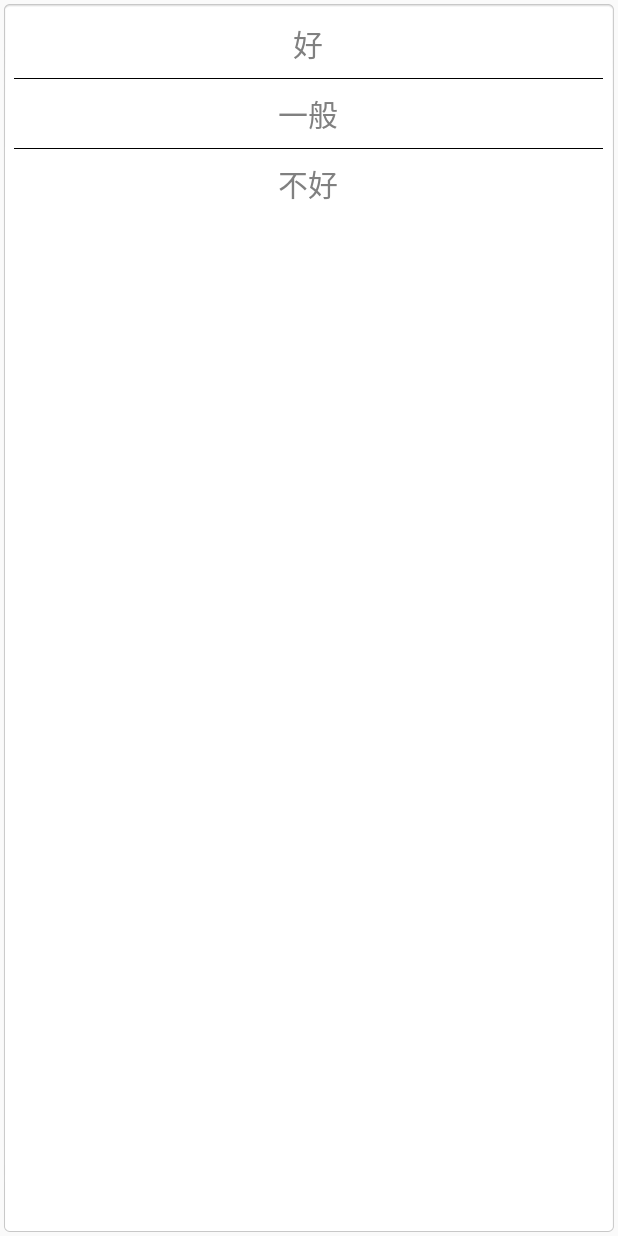
After one commit to chemoontheshy/android, an Android app: the layout layout_pop.xml on its own in the app's theme, with its tools: preview values and no code run, on a phone screen of 412 x 824 dp. The commit adds this screen. Run offline under Robolectric (Android 15) with nearby library versions, the phone set to English and light mode, and no system bars.

Commit message:
20200908

```diff
--- a/001/app/src/main/AndroidManifest.xml
+++ b/001/app/src/main/AndroidManifest.xml
@@ -11,7 +11,8 @@
         android:supportsRtl="true"
         android:theme="@style/AppTheme"
         tools:ignore="GoogleAppIndexingWarning">
-        <activity android:name=".CustomDialogActivity"></activity>
+        <activity android:name=".PopupWindowActivity"></activity>
+        <activity android:name=".CustomDialogActivity" />
         <activity android:name=".ProgressActivity" />
         <activity android:name=".MainActivity">
             <intent-filter>
--- a/001/app/src/main/res/layout/activity_ui.xml
+++ b/001/app/src/main/res/layout/activity_ui.xml
@@ -99,6 +99,12 @@
             android:layout_height="wrap_content"
             android:text="@string/btn_CustomDialog"
             android:textAllCaps="false"/>
+        <Button
+            android:id="@+id/toPopupWindow"
+            android:layout_width="match_parent"
+            android:layout_height="wrap_content"
+            android:text="@string/btn_PopupWindow"
+            android:textAllCaps="false"/>
 
 <!--        测试 ScrollView-->
 <!--        <Button-->
--- /dev/null
+++ b/001/app/src/main/res/layout/layout_pop.xml
@@ -0,0 +1,49 @@
+<?xml version="1.0" encoding="utf-8"?>
+<LinearLayout xmlns:android="http://schemas.android.com/apk/res/android"
+    android:layout_width="match_parent"
+    android:layout_height="match_parent"
+    android:background="@android:drawable/editbox_background_normal"
+    android:orientation="vertical">
+
+    <TextView
+        android:id="@+id/tv_good"
+        android:layout_width="match_parent"
+        android:layout_height="wrap_content"
+        android:textSize="20sp"
+        android:textColor="@color/colorGray"
+        android:text="@string/good"
+        android:gravity="center"
+        android:paddingTop="8dp"
+        android:paddingBottom="8dp" />
+
+    <View
+        android:layout_width="wrap_content"
+        android:layout_height="0.5dp"
+        android:background="@color/dividerBlock"/>
+    <TextView
+        android:id="@+id/tv_not_good"
+        android:layout_width="match_parent"
+        android:layout_height="wrap_content"
+        android:textSize="20sp"
+        android:textColor="@color/colorGray"
+        android:text="@string/pop_not_good"
+        android:gravity="center"
+        android:paddingTop="8dp"
+        android:paddingBottom="8dp" />
+    <View
+        android:layout_width="wrap_content"
+        android:layout_height="0.5dp"
+        android:background="@color/dividerBlock"/>
+    <TextView
+        android:id="@+id/tv_bad"
+        android:layout_width="match_parent"
+        android:layout_height="wrap_content"
+        android:textSize="20sp"
+        android:textColor="@color/colorGray"
+        android:text="@string/bad"
+        android:gravity="center"
+        android:paddingTop="8dp"
+        android:paddingBottom="8dp" />
+
+
+</LinearLayout>
--- a/001/app/src/main/res/values/strings.xml
+++ b/001/app/src/main/res/values/strings.xml
@@ -65,4 +65,9 @@
     <string name="cancel">取消</string>
     <string name="confirm">确定</string>
     <string name="message">删除？</string>
+    <string name="btn_PopupWindow">PopupWindow</string>
+    <string name="Pop">Pop</string>
+    <string name="good">好</string>
+    <string name="pop_not_good">一般</string>
+    <string name="bad">不好</string>
 </resources>
```
Also changed, not shown: 001/app/src/main/java/com/qchenmo/a001/PopupWindowActivity.java (added, +49 -0 lines), 001/app/src/main/java/com/qchenmo/a001/UiActivity.java (+8 -1 lines), 001/app/src/main/res/layout/activity_popup_window.xml (added, +19 -0 lines).
